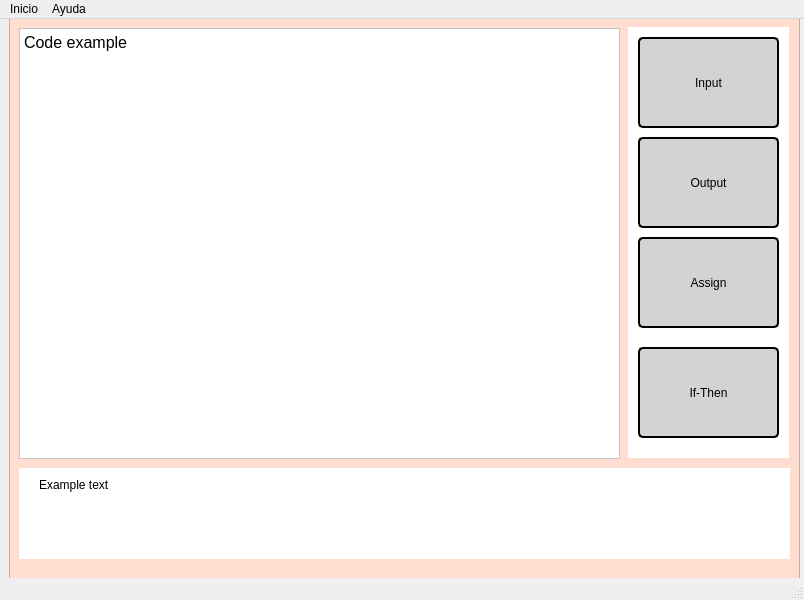
Qt form main_window.ui (Phowk/compilasoft) before a commit.
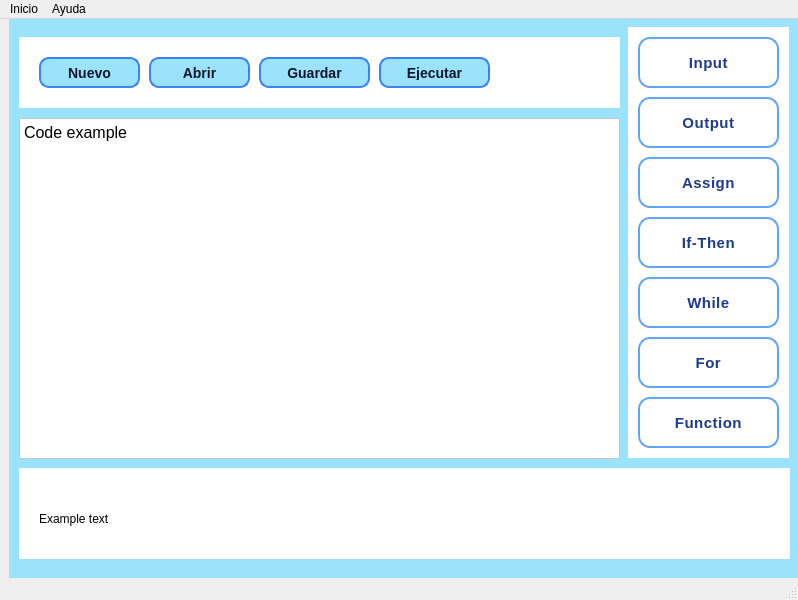
The same form after that commit. Icons and pictures are not drawn.

```diff
--- a/main_window.ui
+++ b/main_window.ui
@@ -6,13 +6,33 @@
    <rect>
     <x>0</x>
     <y>0</y>
-    <width>804</width>
+    <width>798</width>
     <height>600</height>
    </rect>
   </property>
   <property name="windowTitle">
    <string>MainWindow</string>
   </property>
+  <property name="styleSheet">
+   <string notr="true">QPushButton {
+    background-color: #dbeafe;
+    color: #0f172a;
+    border: 2px solid #3b82f6;
+    border-radius: 10px;
+    padding: 6px 12px;
+    font-size: 14px;
+    font-weight: bold;
+}
+
+QPushButton:hover {
+    background-color: #bfdbfe;
+}
+
+QPushButton:pressed {
+    background-color: #93c5fd;
+}
+</string>
+  </property>
   <widget class="QWidget" name="centralwidget">
    <widget class="QFrame" name="frame">
     <property name="geometry">
@@ -24,21 +44,18 @@
      </rect>
     </property>
     <property name="styleSheet">
-     <string notr="true">background-color: rgb(255, 221, 208)</string>
+     <string notr="true">background-color: rgb(155, 227, 252)</string>
     </property>
     <property name="frameShape">
-     <enum>QFrame::Shape::StyledPanel</enum>
-    </property>
-    <property name="frameShadow">
-     <enum>QFrame::Shadow::Raised</enum>
+     <enum>QFrame::NoFrame</enum>
     </property>
     <widget class="QTextEdit" name="Code_space">
      <property name="geometry">
       <rect>
        <x>10</x>
-       <y>10</y>
+       <y>100</y>
        <width>601</width>
-       <height>431</height>
+       <height>341</height>
       </rect>
      </property>
      <property name="styleSheet">
@@ -48,11 +65,8 @@
      </property>
      <property name="html">
       <string>&lt;!DOCTYPE HTML PUBLIC &quot;-//W3C//DTD HTML 4.0//EN&quot; &quot;http://www.w3.org/TR/REC-html40/strict.dtd&quot;&gt;
-&lt;html&gt;&lt;head&gt;&lt;meta name=&quot;qrichtext&quot; content=&quot;1&quot; /&gt;&lt;meta charset=&quot;utf-8&quot; /&gt;&lt;style type=&quot;text/css&quot;&gt;
+&lt;html&gt;&lt;head&gt;&lt;meta name=&quot;qrichtext&quot; content=&quot;1&quot; /&gt;&lt;style type=&quot;text/css&quot;&gt;
 p, li { white-space: pre-wrap; }
-hr { height: 1px; border-width: 0; }
-li.unchecked::marker { content: &quot;\2610&quot;; }
-li.checked::marker { content: &quot;\2612&quot;; }
 &lt;/style&gt;&lt;/head&gt;&lt;body style=&quot; font-family:'Terminal'; font-size:12pt; font-weight:400; font-style:normal;&quot;&gt;
 &lt;p style=&quot; margin-top:0px; margin-bottom:0px; margin-left:0px; margin-right:0px; -qt-block-indent:0; text-indent:0px;&quot;&gt;Code example&lt;/p&gt;&lt;/body&gt;&lt;/html&gt;</string>
      </property>
@@ -75,24 +89,41 @@
         <x>10</x>
         <y>10</y>
         <width>141</width>
-        <height>91</height>
+        <height>51</height>
        </rect>
       </property>
       <property name="styleSheet">
        <string notr="true">QPushButton {
-                border: 2px solid black;
-                border-radius: 5px;
-                padding: 5px;
-                background-color: lightgray;
-				color: black;
-				font: 14pt &quot;Terminal&quot;;
-            }
-            QPushButton:hover {
-                border-color: blue;
-            }
-            QPushButton:pressed {
-                border-color: red;
-            }</string>
+    background-color: qlineargradient(
+        x1: 0, y1: 0, x2: 0, y2: 1,
+        stop: 0 #e0f2fe, stop: 1 #bae6fd
+    );
+    color: #1e3a8a;
+    border: 2px solid #60a5fa;
+    border-radius: 12px;
+    padding: 8px 16px;
+    font-size: 15px;
+    font-weight: bold;
+    font-family: &quot;Segoe UI&quot;, sans-serif;
+    letter-spacing: 0.5px;
+    box-shadow: 2px 2px 6px rgba(0, 0, 0, 0.2);
+}
+
+QPushButton:hover {
+    background-color: qlineargradient(
+        x1: 0, y1: 0, x2: 0, y2: 1,
+        stop: 0 #bae6fd, stop: 1 #7dd3fc
+    );
+    border: 2px solid #3b82f6;
+    color: #1d4ed8;
+}
+
+QPushButton:pressed {
+    background-color: #60a5fa;
+    border: 2px solid #2563eb;
+    color: white;
+}
+</string>
       </property>
       <property name="text">
        <string>Input</string>
@@ -102,26 +133,43 @@
       <property name="geometry">
        <rect>
         <x>10</x>
-        <y>110</y>
+        <y>70</y>
         <width>141</width>
-        <height>91</height>
+        <height>51</height>
        </rect>
       </property>
       <property name="styleSheet">
        <string notr="true">QPushButton {
-                border: 2px solid black;
-                border-radius: 5px;
-                padding: 5px;
-                background-color: lightgray;
-				color: black;
-				font: 14pt &quot;Terminal&quot;;
-            }
-            QPushButton:hover {
-                border-color: blue;
-            }
-            QPushButton:pressed {
-                border-color: red;
-            }</string>
+    background-color: qlineargradient(
+        x1: 0, y1: 0, x2: 0, y2: 1,
+        stop: 0 #e0f2fe, stop: 1 #bae6fd
+    );
+    color: #1e3a8a;
+    border: 2px solid #60a5fa;
+    border-radius: 12px;
+    padding: 8px 16px;
+    font-size: 15px;
+    font-weight: bold;
+    font-family: &quot;Segoe UI&quot;, sans-serif;
+    letter-spacing: 0.5px;
+    box-shadow: 2px 2px 6px rgba(0, 0, 0, 0.2);
+}
+
+QPushButton:hover {
+    background-color: qlineargradient(
+        x1: 0, y1: 0, x2: 0, y2: 1,
+        stop: 0 #bae6fd, stop: 1 #7dd3fc
+    );
+    border: 2px solid #3b82f6;
+    color: #1d4ed8;
+}
+
+QPushButton:pressed {
+    background-color: #60a5fa;
+    border: 2px solid #2563eb;
+    color: white;
+}
+</string>
       </property>
       <property name="text">
        <string>Output</string>
@@ -131,26 +179,43 @@
       <property name="geometry">
        <rect>
         <x>10</x>
-        <y>210</y>
+        <y>130</y>
         <width>141</width>
-        <height>91</height>
+        <height>51</height>
        </rect>
       </property>
       <property name="styleSheet">
        <string notr="true">QPushButton {
-                border: 2px solid black;
-                border-radius: 5px;
-                padding: 5px;
-                background-color: lightgray;
-				color: black;
-				font: 14pt &quot;Terminal&quot;;
-            }
-            QPushButton:hover {
-                border-color: blue;
-            }
-            QPushButton:pressed {
-                border-color: red;
-            }</string>
+    background-color: qlineargradient(
+        x1: 0, y1: 0, x2: 0, y2: 1,
+        stop: 0 #e0f2fe, stop: 1 #bae6fd
+    );
+    color: #1e3a8a;
+    border: 2px solid #60a5fa;
+    border-radius: 12px;
+    padding: 8px 16px;
+    font-size: 15px;
+    font-weight: bold;
+    font-family: &quot;Segoe UI&quot;, sans-serif;
+    letter-spacing: 0.5px;
+    box-shadow: 2px 2px 6px rgba(0, 0, 0, 0.2);
+}
+
+QPushButton:hover {
+    background-color: qlineargradient(
+        x1: 0, y1: 0, x2: 0, y2: 1,
+        stop: 0 #bae6fd, stop: 1 #7dd3fc
+    );
+    border: 2px solid #3b82f6;
+    color: #1d4ed8;
+}
+
+QPushButton:pressed {
+    background-color: #60a5fa;
+    border: 2px solid #2563eb;
+    color: white;
+}
+</string>
       </property>
       <property name="text">
        <string>Assign</string>
@@ -160,31 +225,186 @@
       <property name="geometry">
        <rect>
         <x>10</x>
-        <y>320</y>
+        <y>190</y>
         <width>141</width>
-        <height>91</height>
+        <height>51</height>
        </rect>
       </property>
       <property name="styleSheet">
        <string notr="true">QPushButton {
-                border: 2px solid black;
-                border-radius: 5px;
-                padding: 5px;
-                background-color: lightgray;
-				color: black;
-				font: 14pt &quot;Terminal&quot;;
-            }
-            QPushButton:hover {
-                border-color: blue;
-            }
-            QPushButton:pressed {
-                border-color: red;
-            }</string>
+    background-color: qlineargradient(
+        x1: 0, y1: 0, x2: 0, y2: 1,
+        stop: 0 #e0f2fe, stop: 1 #bae6fd
+    );
+    color: #1e3a8a;
+    border: 2px solid #60a5fa;
+    border-radius: 12px;
+    padding: 8px 16px;
+    font-size: 15px;
+    font-weight: bold;
+    font-family: &quot;Segoe UI&quot;, sans-serif;
+    letter-spacing: 0.5px;
+    box-shadow: 2px 2px 6px rgba(0, 0, 0, 0.2);
+}
+
+QPushButton:hover {
+    background-color: qlineargradient(
+        x1: 0, y1: 0, x2: 0, y2: 1,
+        stop: 0 #bae6fd, stop: 1 #7dd3fc
+    );
+    border: 2px solid #3b82f6;
+    color: #1d4ed8;
+}
+
+QPushButton:pressed {
+    background-color: #60a5fa;
+    border: 2px solid #2563eb;
+    color: white;
+}
+</string>
       </property>
       <property name="text">
        <string>If-Then</string>
       </property>
      </widget>
+     <widget class="QPushButton" name="while_bt">
+      <property name="geometry">
+       <rect>
+        <x>10</x>
+        <y>250</y>
+        <width>141</width>
+        <height>51</height>
+       </rect>
+      </property>
+      <property name="styleSheet">
+       <string notr="true">QPushButton {
+    background-color: qlineargradient(
+        x1: 0, y1: 0, x2: 0, y2: 1,
+        stop: 0 #e0f2fe, stop: 1 #bae6fd
+    );
+    color: #1e3a8a;
+    border: 2px solid #60a5fa;
+    border-radius: 12px;
+    padding: 8px 16px;
+    font-size: 15px;
+    font-weight: bold;
+    font-family: &quot;Segoe UI&quot;, sans-serif;
+    letter-spacing: 0.5px;
+    box-shadow: 2px 2px 6px rgba(0, 0, 0, 0.2);
+}
+
+QPushButton:hover {
+    background-color: qlineargradient(
+        x1: 0, y1: 0, x2: 0, y2: 1,
+        stop: 0 #bae6fd, stop: 1 #7dd3fc
+    );
+    border: 2px solid #3b82f6;
+    color: #1d4ed8;
+}
+
+QPushButton:pressed {
+    background-color: #60a5fa;
+    border: 2px solid #2563eb;
+    color: white;
+}
+</string>
+      </property>
+      <property name="text">
+       <string>While</string>
+      </property>
+     </widget>
+     <widget class="QPushButton" name="for_bt">
+      <property name="geometry">
+       <rect>
+        <x>10</x>
+        <y>310</y>
+        <width>141</width>
+        <height>51</height>
+       </rect>
+      </property>
+      <property name="styleSheet">
+       <string notr="true">QPushButton {
+    background-color: qlineargradient(
+        x1: 0, y1: 0, x2: 0, y2: 1,
+        stop: 0 #e0f2fe, stop: 1 #bae6fd
+    );
+    color: #1e3a8a;
+    border: 2px solid #60a5fa;
+    border-radius: 12px;
+    padding: 8px 16px;
+    font-size: 15px;
+    font-weight: bold;
+    font-family: &quot;Segoe UI&quot;, sans-serif;
+    letter-spacing: 0.5px;
+    box-shadow: 2px 2px 6px rgba(0, 0, 0, 0.2);
+}
+
+QPushButton:hover {
+    background-color: qlineargradient(
+        x1: 0, y1: 0, x2: 0, y2: 1,
+        stop: 0 #bae6fd, stop: 1 #7dd3fc
+    );
+    border: 2px solid #3b82f6;
+    color: #1d4ed8;
+}
+
+QPushButton:pressed {
+    background-color: #60a5fa;
+    border: 2px solid #2563eb;
+    color: white;
+}
+</string>
+      </property>
+      <property name="text">
+       <string>For</string>
+      </property>
+     </widget>
+     <widget class="QPushButton" name="while_bt_3">
+      <property name="geometry">
+       <rect>
+        <x>10</x>
+        <y>370</y>
+        <width>141</width>
+        <height>51</height>
+       </rect>
+      </property>
+      <property name="styleSheet">
+       <string notr="true">QPushButton {
+    background-color: qlineargradient(
+        x1: 0, y1: 0, x2: 0, y2: 1,
+        stop: 0 #e0f2fe, stop: 1 #bae6fd
+    );
+    color: #1e3a8a;
+    border: 2px solid #60a5fa;
+    border-radius: 12px;
+    padding: 8px 16px;
+    font-size: 15px;
+    font-weight: bold;
+    font-family: &quot;Segoe UI&quot;, sans-serif;
+    letter-spacing: 0.5px;
+    box-shadow: 2px 2px 6px rgba(0, 0, 0, 0.2);
+}
+
+QPushButton:hover {
+    background-color: qlineargradient(
+        x1: 0, y1: 0, x2: 0, y2: 1,
+        stop: 0 #bae6fd, stop: 1 #7dd3fc
+    );
+    border: 2px solid #3b82f6;
+    color: #1d4ed8;
+}
+
+QPushButton:pressed {
+    background-color: #60a5fa;
+    border: 2px solid #2563eb;
+    color: white;
+}
+</string>
+      </property>
+      <property name="text">
+       <string>Function</string>
+      </property>
+     </widget>
     </widget>
     <widget class="QWidget" name="widget_2" native="true">
      <property name="geometry">
@@ -214,8 +434,117 @@
       <property name="text">
        <string>Example text</string>
       </property>
-      <property name="alignment">
-       <set>Qt::AlignmentFlag::AlignLeading|Qt::AlignmentFlag::AlignLeft|Qt::AlignmentFlag::AlignTop</set>
+     </widget>
+    </widget>
+    <widget class="QGroupBox" name="groupBox">
+     <property name="geometry">
+      <rect>
+       <x>10</x>
+       <y>-1</y>
+       <width>601</width>
+       <height>91</height>
+      </rect>
+     </property>
+     <property name="font">
+      <font>
+       <family>Segoe UI,sans-serif</family>
+       <pointsize>-1</pointsize>
+       <weight>75</weight>
+       <italic>false</italic>
+       <bold>true</bold>
+      </font>
+     </property>
+     <property name="styleSheet">
+      <string notr="true">QGroupBox {
+    border: none;  
+    border-radius: 0px;  
+    margin-top: 20px;
+    padding: 10px;
+    background-color: white;  
+    font: bold 14px &quot;Segoe UI&quot;, sans-serif;
+    color: #1e3a8a;
+}
+
+QGroupBox::title {
+    subcontrol-origin: margin;
+    subcontrol-position: top left;
+    padding: 4px 10px;
+    background-color: transparent;
+    color: #1e3a8a;
+    font-size: 14px;
+    font-weight: bold;
+}
+</string>
+     </property>
+     <property name="title">
+      <string/>
+     </property>
+     <widget class="QPushButton" name="nuevo_bt">
+      <property name="geometry">
+       <rect>
+        <x>20</x>
+        <y>40</y>
+        <width>101</width>
+        <height>31</height>
+       </rect>
+      </property>
+      <property name="text">
+       <string>Nuevo</string>
+      </property>
+      <property name="icon">
+       <iconset>
+        <normaloff>nuevo.png</normaloff>nuevo.png</iconset>
+      </property>
+     </widget>
+     <widget class="QPushButton" name="abrir_bt">
+      <property name="geometry">
+       <rect>
+        <x>130</x>
+        <y>40</y>
+        <width>101</width>
+        <height>31</height>
+       </rect>
+      </property>
+      <property name="text">
+       <string>Abrir</string>
+      </property>
+      <property name="icon">
+       <iconset>
+        <normaloff>abrir.png</normaloff>abrir.png</iconset>
+      </property>
+     </widget>
+     <widget class="QPushButton" name="ejecutar_bt">
+      <property name="geometry">
+       <rect>
+        <x>360</x>
+        <y>40</y>
+        <width>111</width>
+        <height>31</height>
+       </rect>
+      </property>
+      <property name="text">
+       <string>Ejecutar</string>
+      </property>
+      <property name="icon">
+       <iconset>
+        <normaloff>ejecutar.png</normaloff>ejecutar.png</iconset>
+      </property>
+     </widget>
+     <widget class="QPushButton" name="guardar_bt">
+      <property name="geometry">
+       <rect>
+        <x>240</x>
+        <y>40</y>
+        <width>111</width>
+        <height>31</height>
+       </rect>
+      </property>
+      <property name="text">
+       <string>Guardar</string>
+      </property>
+      <property name="icon">
+       <iconset>
+        <normaloff>salvar.png</normaloff>salvar.png</iconset>
       </property>
      </widget>
     </widget>
@@ -226,8 +555,8 @@
     <rect>
      <x>0</x>
      <y>0</y>
-     <width>804</width>
-     <height>33</height>
+     <width>798</width>
+     <height>26</height>
     </rect>
    </property>
    <widget class="QMenu" name="menuInicio">
```
